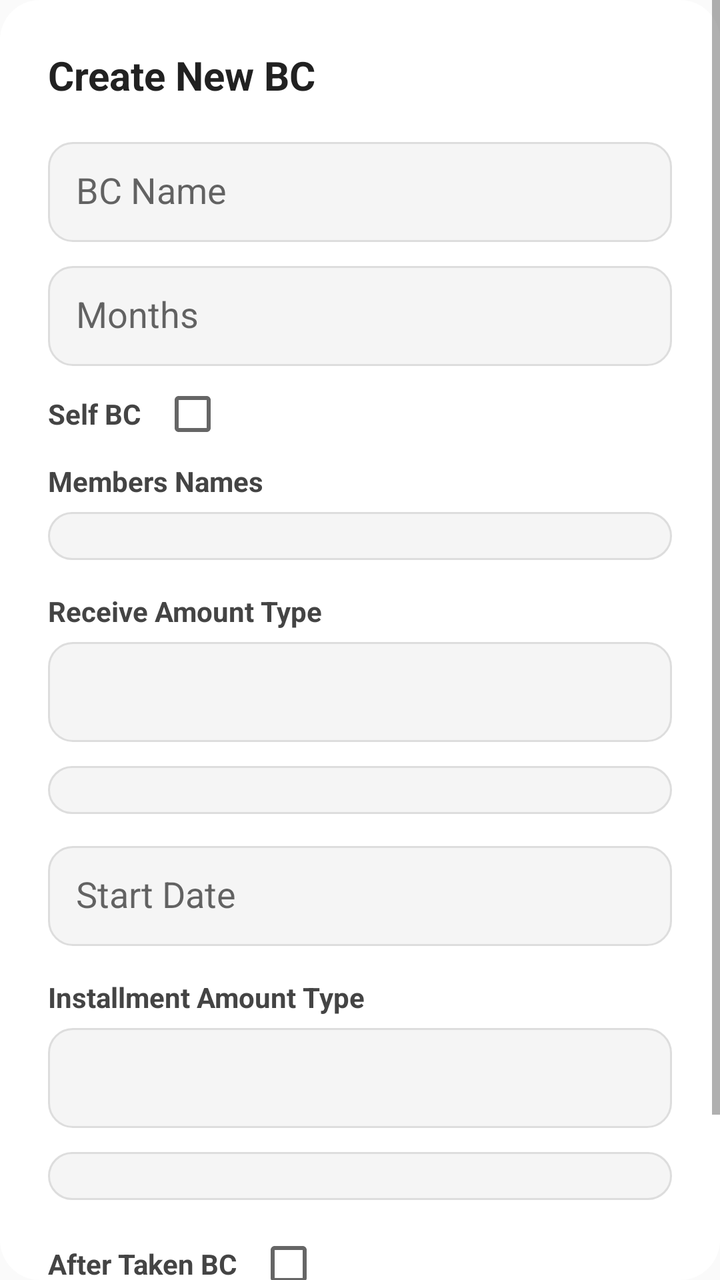
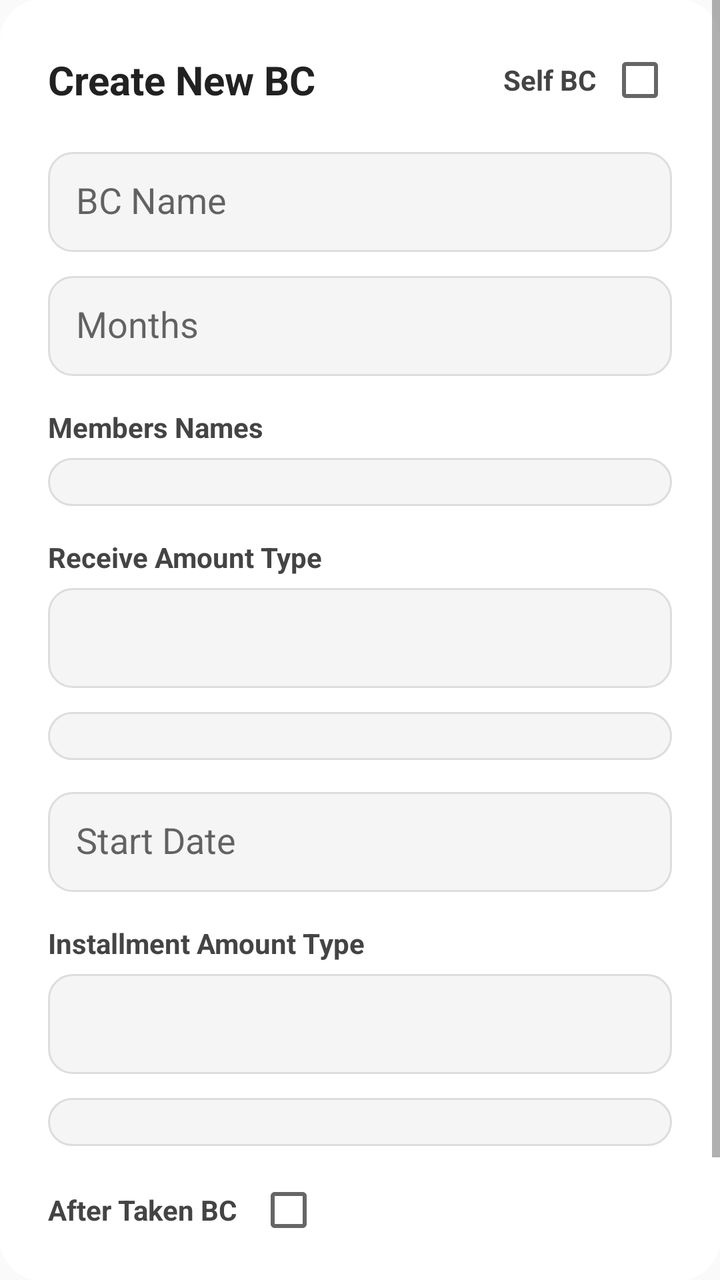

An Android layout rendered at two revisions. The XML below is the earlier revision; the diff shows what the commit changed to produce the second picture.
<!-- AndroidManifest.xml: application theme Theme.AppCompat.Light.NoActionBar -->
<!-- res/layout/dialog_create_bc.xml -->
<?xml version="1.0" encoding="utf-8"?>
<ScrollView xmlns:android="http://schemas.android.com/apk/res/android"
    android:layout_width="match_parent"
    android:layout_height="wrap_content"
    android:background="@drawable/bg_dialog_rounded">

    <LinearLayout
        android:orientation="vertical"
        android:padding="24dp"
        android:layout_width="match_parent"
        android:layout_height="wrap_content">

        
        <TextView
            android:text="Create New BC"
            android:textSize="20sp"
            android:textStyle="bold"
            android:textColor="#212121"
            android:layout_marginBottom="20dp"
            android:layout_width="wrap_content"
            android:layout_height="wrap_content" />

        
        <EditText
            android:id="@+id/editBcName"
            android:hint="BC Name"
            android:background="@drawable/bg_input_field"
            android:padding="14dp"
            android:layout_marginBottom="12dp"
            android:layout_width="match_parent"
            android:layout_height="50dp" />

        
        <EditText
            android:id="@+id/editMonths"
            android:hint="Months"
            android:inputType="number"
            android:background="@drawable/bg_input_field"
            android:padding="14dp"
            android:layout_marginBottom="8dp"
            android:layout_width="match_parent"
            android:layout_height="50dp" />

        
        <LinearLayout
            android:orientation="horizontal"
            android:gravity="center_vertical"
            android:layout_marginBottom="8dp"
            android:layout_width="match_parent"
            android:layout_height="wrap_content">

            <TextView
                android:text="Self BC"
                android:textStyle="bold"
                android:textColor="#444"
                android:layout_width="wrap_content"
                android:layout_height="wrap_content" />

            <CheckBox
                android:id="@+id/checkSelf"
                android:layout_marginStart="10dp"
                android:layout_width="wrap_content"
                android:layout_height="wrap_content" />
        </LinearLayout>

        
        <Spinner
            android:id="@+id/spinnerSelfType"
            android:visibility="gone"
            android:background="@drawable/bg_input_field"
            android:layout_marginBottom="16dp"
            android:layout_width="match_parent"
            android:layout_height="50dp" />

        
        <TextView
            android:text="Members Names"
            android:textStyle="bold"
            android:textColor="#444"
            android:layout_marginBottom="6dp"
            android:layout_width="wrap_content"
            android:layout_height="wrap_content" />

        <LinearLayout
            android:id="@+id/layoutMembers"
            android:orientation="vertical"
            android:background="@drawable/bg_input_field"
            android:padding="12dp"
            android:layout_marginBottom="16dp"
            android:layout_width="match_parent"
            android:layout_height="wrap_content" />

        
        <TextView
            android:text="Receive Amount Type"
            android:textStyle="bold"
            android:textColor="#444"
            android:layout_marginBottom="6dp"
            android:layout_width="wrap_content"
            android:layout_height="wrap_content" />

        <Spinner
            android:id="@+id/spinnerReceiveType"
            android:background="@drawable/bg_input_field"
            android:layout_marginBottom="12dp"
            android:layout_width="match_parent"
            android:layout_height="50dp" />

        
        <LinearLayout
            android:id="@+id/layoutReceiveAmounts"
            android:orientation="vertical"
            android:background="@drawable/bg_input_field"
            android:padding="12dp"
            android:layout_marginBottom="16dp"
            android:layout_width="match_parent"
            android:layout_height="wrap_content" />

        
        <EditText
            android:id="@+id/editStartDate"
            android:hint="Start Date"
            android:focusable="false"
            android:inputType="none"
            android:background="@drawable/bg_input_field"
            android:padding="14dp"
            android:layout_marginBottom="16dp"
            android:layout_width="match_parent"
            android:layout_height="50dp" />

        
        <TextView
            android:text="Installment Amount Type"
            android:textStyle="bold"
            android:textColor="#444"
            android:layout_marginBottom="6dp"
            android:layout_width="wrap_content"
            android:layout_height="wrap_content" />

        <Spinner
            android:id="@+id/spinnerAmountType"
            android:background="@drawable/bg_input_field"
            android:layout_marginBottom="12dp"
            android:layout_width="match_parent"
            android:layout_height="50dp" />

        
        <LinearLayout
            android:id="@+id/layoutAmounts"
            android:orientation="vertical"
            android:background="@drawable/bg_input_field"
            android:padding="12dp"
            android:layout_marginBottom="16dp"
            android:layout_width="match_parent"
            android:layout_height="wrap_content" />

        
        <LinearLayout
            android:orientation="horizontal"
            android:gravity="center_vertical"
            android:layout_marginBottom="20dp"
            android:layout_width="match_parent"
            android:layout_height="wrap_content">

            <TextView
                android:text="After Taken BC"
                android:textStyle="bold"
                android:textColor="#444"
                android:layout_width="wrap_content"
                android:layout_height="wrap_content" />

            <CheckBox
                android:id="@+id/checkAfterTaken"
                android:layout_marginStart="10dp"
                android:layout_width="wrap_content"
                android:layout_height="wrap_content" />
        </LinearLayout>

        
        <LinearLayout
            android:orientation="horizontal"
            android:gravity="end"
            android:layout_width="match_parent"
            android:layout_height="wrap_content">

            <TextView
                android:id="@+id/buttonCancelBc"
                android:text="CLOSE"
                android:textStyle="bold"
                android:textColor="#009688"
                android:padding="12dp"
                android:layout_marginEnd="16dp"
                android:layout_width="wrap_content"
                android:layout_height="wrap_content" />

            <TextView
                android:id="@+id/buttonSaveBc"
                android:text="SAVE BC"
                android:textStyle="bold"
                android:textColor="#009688"
                android:padding="12dp"
                android:layout_width="wrap_content"
                android:layout_height="wrap_content" />

        </LinearLayout>

    </LinearLayout>
</ScrollView>
<!-- resources referenced by this layout -->
<resources>
  <!-- drawable bg_dialog_rounded (drawable) -->
  <shape xmlns:android="http://schemas.android.com/apk/res/android">
      <solid android:color="#FFFFFF"/>
      <corners android:radius="20dp"/>
  </shape>
  <!-- drawable bg_input_field (drawable) -->
  <shape xmlns:android="http://schemas.android.com/apk/res/android">
      <solid android:color="#F5F5F5"/>
      <corners android:radius="12dp"/>
      <stroke android:width="1dp" android:color="#DDDDDD"/>
  </shape>
</resources>

<!-- the commit's change to res/layout/dialog_create_bc.xml (unified diff, before → after) -->
@@ -11,14 +11,36 @@
         android:layout_height="wrap_content">
 
         
-        <TextView
-            android:text="Create New BC"
-            android:textSize="20sp"
-            android:textStyle="bold"
-            android:textColor="#212121"
-            android:layout_marginBottom="20dp"
-            android:layout_width="wrap_content"
-            android:layout_height="wrap_content" />
+        <LinearLayout
+            android:orientation="horizontal"
+            android:gravity="center_vertical"
+            android:layout_width="match_parent"
+            android:layout_height="wrap_content"
+            android:layout_marginBottom="20dp">
+
+            <TextView
+                android:text="Create New BC"
+                android:textSize="20sp"
+                android:textStyle="bold"
+                android:textColor="#212121"
+                android:layout_weight="1"
+                android:layout_width="0dp"
+                android:layout_height="wrap_content" />
+
+            <TextView
+                android:text="Self BC"
+                android:textStyle="bold"
+                android:textColor="#444"
+                android:layout_marginEnd="6dp"
+                android:layout_width="wrap_content"
+                android:layout_height="wrap_content" />
+
+            <CheckBox
+                android:id="@+id/checkSelf"
+                android:layout_width="wrap_content"
+                android:layout_height="wrap_content" />
+        </LinearLayout>
+
 
         
         <EditText
@@ -37,31 +59,9 @@
             android:inputType="number"
             android:background="@drawable/bg_input_field"
             android:padding="14dp"
-            android:layout_marginBottom="8dp"
-            android:layout_width="match_parent"
-            android:layout_height="50dp" />
-
-        
-        <LinearLayout
-            android:orientation="horizontal"
-            android:gravity="center_vertical"
-            android:layout_marginBottom="8dp"
-            android:layout_width="match_parent"
-            android:layout_height="wrap_content">
-
-            <TextView
-                android:text="Self BC"
-                android:textStyle="bold"
-                android:textColor="#444"
-                android:layout_width="wrap_content"
-                android:layout_height="wrap_content" />
-
-            <CheckBox
-                android:id="@+id/checkSelf"
-                android:layout_marginStart="10dp"
-                android:layout_width="wrap_content"
-                android:layout_height="wrap_content" />
-        </LinearLayout>
+            android:layout_marginBottom="16dp"
+            android:layout_width="match_parent"
+            android:layout_height="50dp" />
 
         
         <Spinner
@@ -71,6 +71,7 @@
             android:layout_marginBottom="16dp"
             android:layout_width="match_parent"
             android:layout_height="50dp" />
+
 
         
         <TextView
